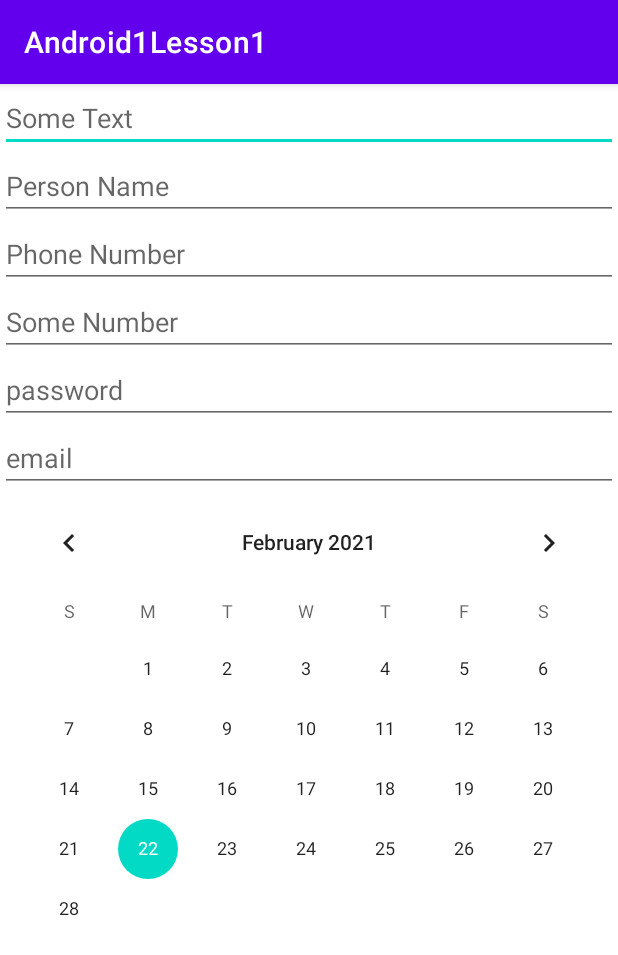
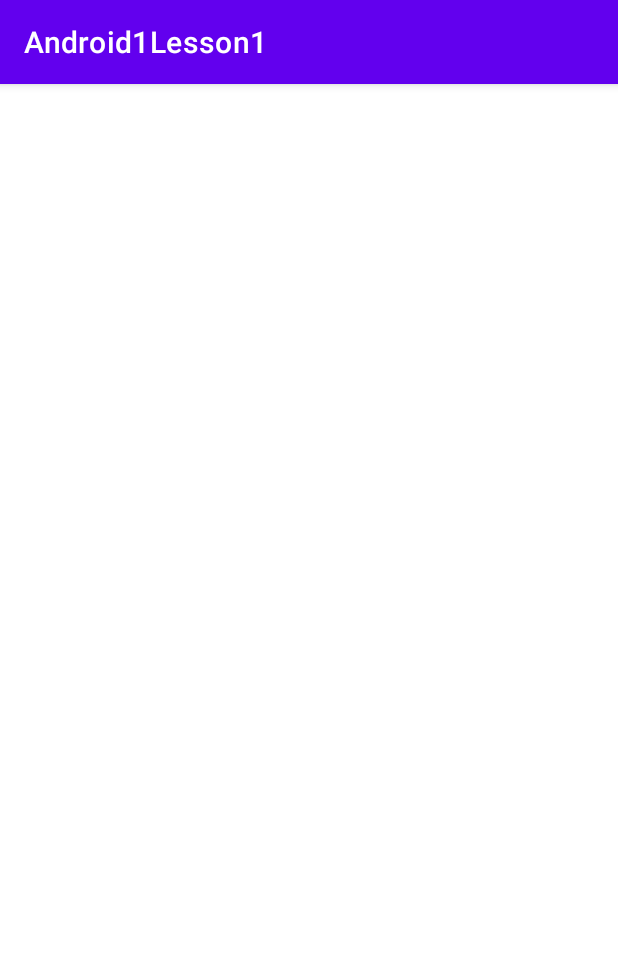
Before and after one commit to pozdeevai88/Android1, an Android app: the screen it shows after launch (MainActivity), on a phone screen of 412 x 824 dp. Shown: the top 955 px of the screen. Run offline under Robolectric (Android 15) with nearby library versions, the phone set to English and light mode, and no system bars.

Commit message:
Очистка от первого урока
Убрано лишнее

```diff
--- a/app/src/main/AndroidManifest.xml
+++ b/app/src/main/AndroidManifest.xml
@@ -1,6 +1,6 @@
 <?xml version="1.0" encoding="utf-8"?>
 <manifest xmlns:android="http://schemas.android.com/apk/res/android"
-    package="ru.geekbrains.android1lesson1">
+    package="ru.geekbrains.android1">
 
     <application
         android:allowBackup="true"
@@ -9,7 +9,7 @@
         android:roundIcon="@mipmap/ic_launcher_round"
         android:supportsRtl="true"
         android:theme="@style/Theme.Android1Lesson1">
-        <activity android:name=".MainActivity">
+        <activity android:name="ru.geekbrains.android1.MainActivity">
             <intent-filter>
                 <action android:name="android.intent.action.MAIN" />
 
--- a/app/src/main/java/ru/geekbrains/android1lesson1/MainActivity.java
+++ b/app/src/main/java/ru/geekbrains/android1/MainActivity.java
@@ -1,4 +1,4 @@
-package ru.geekbrains.android1lesson1;
+package ru.geekbrains.android1;
 
 import androidx.appcompat.app.AppCompatActivity;
 
@@ -9,6 +9,6 @@ public class MainActivity extends AppCompatActivity {
     @Override
     protected void onCreate(Bundle savedInstanceState) {
         super.onCreate(savedInstanceState);
-        setContentView(R.layout.another_layout);
+        setContentView(R.layout.activity_main);
     }
 }
--- a/app/src/main/res/layout/another_layout.xml
+++ /dev/null
@@ -1,67 +0,0 @@
-<?xml version="1.0" encoding="utf-8"?>
-<androidx.constraintlayout.widget.ConstraintLayout
-    xmlns:android="http://schemas.android.com/apk/res/android"
-    xmlns:tools="http://schemas.android.com/tools"
-    android:layout_width="match_parent"
-    android:layout_height="match_parent">
-
-    <LinearLayout
-        android:layout_width="match_parent"
-        android:layout_height="match_parent"
-        android:orientation="vertical"
-        tools:layout_editor_absoluteX="157dp"
-        tools:layout_editor_absoluteY="149dp">
-
-        <EditText
-            android:id="@+id/editTextText"
-            android:layout_width="match_parent"
-            android:layout_height="wrap_content"
-            android:ems="10"
-            android:hint="Some Text" />
-
-        <EditText
-            android:id="@+id/editTextTextPersonName"
-            android:layout_width="match_parent"
-            android:layout_height="wrap_content"
-            android:ems="10"
-            android:inputType="textPersonName"
-            android:hint="Person Name" />
-
-        <EditText
-            android:id="@+id/editTextPhone"
-            android:layout_width="match_parent"
-            android:layout_height="wrap_content"
-            android:ems="10"
-            android:inputType="phone"
-            android:hint="Phone Number" />
-
-        <EditText
-            android:id="@+id/editTextNumber"
-            android:layout_width="match_parent"
-            android:layout_height="wrap_content"
-            android:ems="10"
-            android:inputType="number"
-            android:hint="Some Number" />
-
-        <EditText
-            android:id="@+id/editTextTextPassword"
-            android:layout_width="match_parent"
-            android:layout_height="wrap_content"
-            android:ems="10"
-            android:hint="password"
-            android:inputType="textPassword" />
-
-        <EditText
-            android:id="@+id/editTextTextEmailAddress"
-            android:layout_width="match_parent"
-            android:layout_height="wrap_content"
-            android:ems="10"
-            android:hint="email"
-            android:inputType="textEmailAddress" />
-
-        <CalendarView
-            android:id="@+id/calendarView"
-            android:layout_width="match_parent"
-            android:layout_height="wrap_content" />
-    </LinearLayout>
-</androidx.constraintlayout.widget.ConstraintLayout>
```
Also changed, not shown: app/src/main/res/layout/activity_main.xml (+0 -74 lines), 4 other files.
